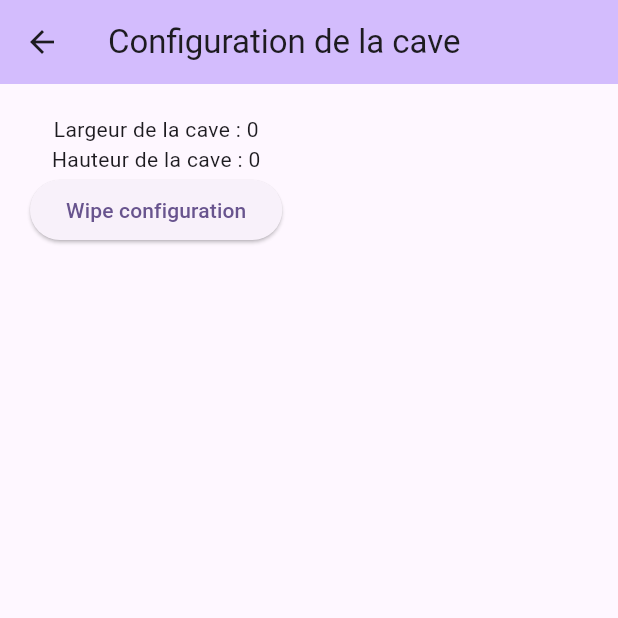
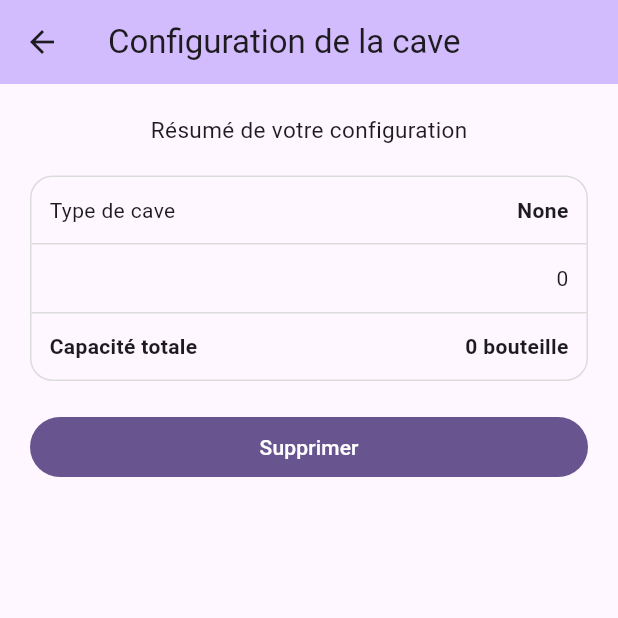
Before and after one commit to Miunn/cave_manager, a Flutter app: the SettingsCellar screen opened directly, on a phone screen of 412 x 824 dp, the top half of it. Run offline on Flutter 3.47's test engine with Material 3 defaults, Android fonts, the phone set to English and light mode, and no system bars; our stand-ins replace camera, country_picker, material_design_icons_flutter, shared_preferences, sqflite; missing offline and left inert: flutter_mobile_vision_2; accounts and stored records are empty.

Commit message:
Cellar summary on cellar settings

```diff
--- a/lib/screens/settings/cellar.dart
+++ b/lib/screens/settings/cellar.dart
@@ -1,5 +1,7 @@
+import 'package:cave_manager/providers/clusters_provider.dart';
+import 'package:cave_manager/widgets/cellarConfiguration/cellar_summary.dart';
 import 'package:flutter/material.dart';
-import 'package:shared_preferences/shared_preferences.dart';
+import 'package:provider/provider.dart';
 
 class SettingsCellar extends StatefulWidget {
   const SettingsCellar({super.key});
@@ -9,34 +11,6 @@ class SettingsCellar extends StatefulWidget {
 }
 
 class _SettingsCellarState extends State<SettingsCellar> {
-  int cellarWidth = 0;
-  int cellarHeight = 0;
-
-  @override
-  void initState() {
-    super.initState();
-    loadCellarConfiguration();
-  }
-
-  loadCellarConfiguration() async {
-    final prefs = await SharedPreferences.getInstance();
-
-    setState(() {
-      cellarWidth = prefs.getInt('cellarWidth') ?? 0;
-      cellarHeight = prefs.getInt('cellarHeight') ?? 0;
-    });
-  }
-
-  wipeConfiguration() async {
-    final prefs = await SharedPreferences.getInstance();
-    prefs.remove('cellarType');
-    prefs.remove('cellarWidth');
-    prefs.remove('cellarHeight');
-    prefs.remove('cellarBags');
-    prefs.remove('cellarBagCapacity');
-    loadCellarConfiguration();
-  }
-
   @override
   Widget build(BuildContext context) {
     return Scaffold(
@@ -52,11 +26,22 @@ class _SettingsCellarState extends State<SettingsCellar> {
           padding: const EdgeInsets.fromLTRB(20, 20, 20, 0),
           child: Column(
             children: <Widget>[
-              Text("Largeur de la cave : $cellarWidth"),
-              Text("Hauteur de la cave : $cellarHeight"),
-              ElevatedButton(
-                  onPressed: wipeConfiguration,
-                  child: const Text('Wipe configuration')),
+              Consumer(builder: (BuildContext context,
+                  ClustersProvider clusters, Widget? child) {
+                return CellarSummary(
+                    cellarType: clusters.cellarType,
+                    clustersConfiguration: clusters.clusters);
+              }),
+              const SizedBox(height: 20),
+              SizedBox(
+                width: double.infinity,
+                child: FilledButton(
+                  onPressed: () {
+
+                  },
+                  child: const Text("Supprimer"),
+                ),
+              )
             ],
           ),
         ));
```
